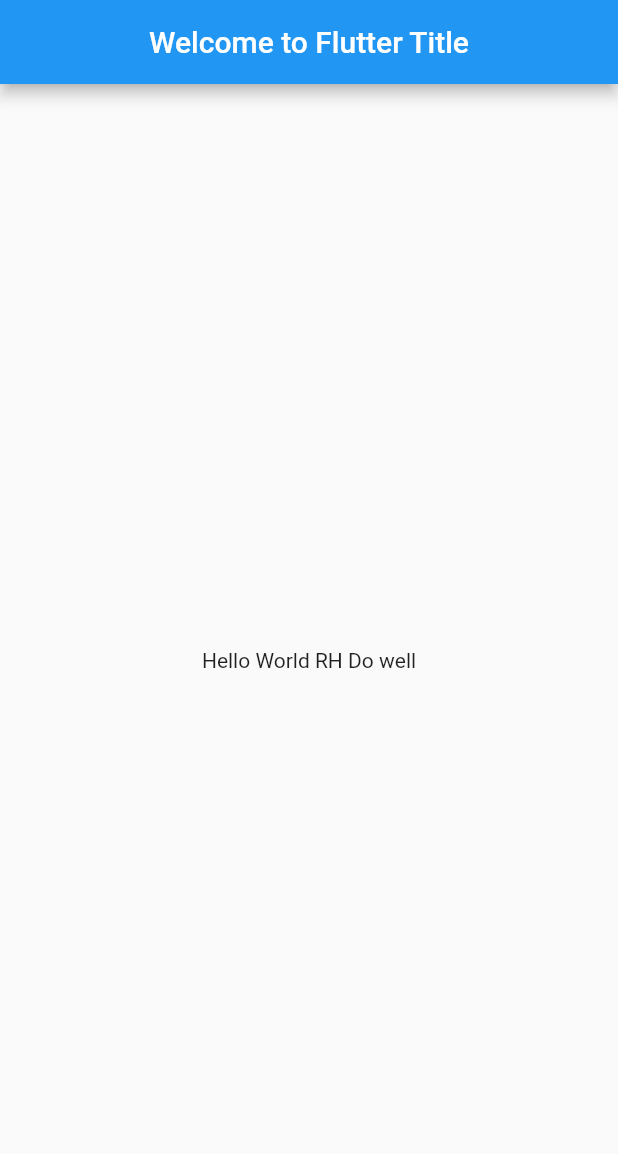
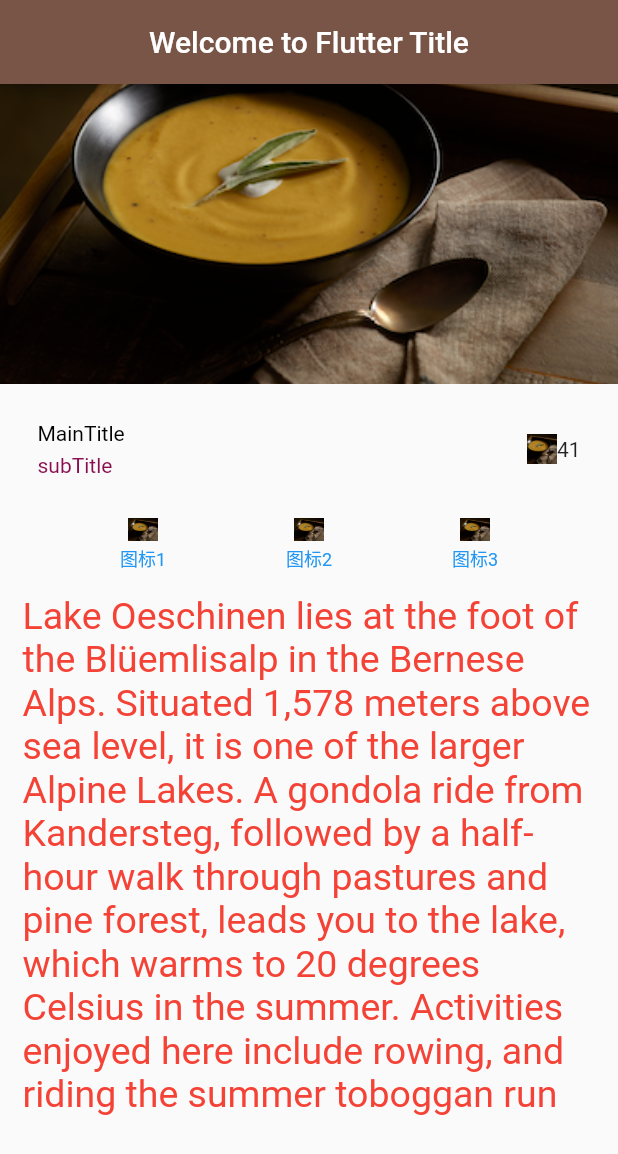
Before and after one commit to username411382/myapp, a Flutter app: the screen it shows after launch, on a phone screen of 412 x 824 dp. Shown: the top 1154 px of the screen. Run offline on Flutter 3.47's test engine with Material 2 defaults, Android fonts, the phone set to English and light mode, and no system bars.

Commit message:
[task]First code In Main Page

```diff
--- a/lib/main.dart
+++ b/lib/main.dart
@@ -5,16 +5,118 @@ void main() => runApp(new MyApp());
 class MyApp extends StatelessWidget {
   @override
   Widget build(BuildContext context) {
+    Widget titleSection = new Container(
+      padding: const EdgeInsets.all(25.0),
+      child: new Row(
+        children: [
+          new Expanded(
+              child: new Column(
+            crossAxisAlignment: CrossAxisAlignment.start,
+            children: [
+              new Container(
+                padding: const EdgeInsets.only(bottom: 5.0),
+                child: new Text(
+                  "MainTitle",
+                  style: new TextStyle(color: Colors.black),
+                ),
+              ),
+              new Text(
+                "subTitle",
+                style: new TextStyle(color: Color(0xFF880E4F)),
+              ),
+            ],
+          )),
+          new Image.asset(
+            "images/test.png",
+            height: 20,
+            width: 20,
+            fit: BoxFit.cover,
+          ),
+          new Text("41"),
+        ],
+      ),
+    );
+
+    Column buildButtonColumn(Image image, String label) {
+      Color color = Theme.of(context).primaryColor;
+      return new Column(
+        mainAxisSize: MainAxisSize.min,
+        mainAxisAlignment: MainAxisAlignment.center,
+        children: [
+          image,
+          new Text(
+            label,
+            style: new TextStyle(
+              fontSize: 12.0,
+              color: color,
+            ),
+          )
+        ],
+      );
+    }
+
+    Widget buttonSection = new Container(
+      child: new Row(
+        mainAxisAlignment: MainAxisAlignment.spaceEvenly,
+        children: [
+          buildButtonColumn(
+              Image.asset(
+                "images/test.png",
+                height: 20,
+                width: 20,
+              ),
+              "图标1"),
+          buildButtonColumn(
+              Image.asset(
+                "images/test.png",
+                height: 20,
+                width: 20,
+              ),
+              "图标2"),
+          buildButtonColumn(
+              Image.asset(
+                "images/test.png",
+                height: 20,
+                width: 20,
+              ),
+              "图标3"),
+        ],
+      ),
+    );
+
+    Widget textSection = new Container(
+      padding: EdgeInsets.all(15.0),
+      child: new Text(
+        "Lake Oeschinen lies at the foot of the Blüemlisalp in the Bernese Alps. Situated 1,578 meters above sea level, it is one of the larger Alpine Lakes. A gondola ride from Kandersteg, followed by a half-hour walk through pastures and pine forest, leads you to the lake, which warms to 20 degrees Celsius in the summer."
+            " Activities enjoyed here include rowing, and riding the summer toboggan run",
+        style: new TextStyle(
+          fontSize: 25.0,
+          color: Colors.red,
+        ),
+        softWrap: true,
+      ),
+    );
+
     return new MaterialApp(
       title: 'Welcome to Flutter',
+      theme: new ThemeData(primaryColor: Colors.brown),
       home: new Scaffold(
         appBar: new AppBar(
           title: new Center(
             child: new Text('Welcome to Flutter Title'),
           ),
         ),
-        body: new Center(
-          child: new Text('Hello World RH Do well'),
+        body: new ListView(
+          children: [
+            new Image.asset(
+              "images/test.png",
+              height: 200.0,
+              fit: BoxFit.cover,
+            ),
+            titleSection,
+            buttonSection,
+            textSection,
+          ],
         ),
       ),
     );
--- a/pubspec.yaml
+++ b/pubspec.yaml
@@ -44,6 +44,8 @@ flutter:
   # assets:
   #  - images/a_dot_burr.jpeg
   #  - images/a_dot_ham.jpeg
+  assets:
+  - images/test.png
 
   # An image asset can refer to one or more resolution-specific "variants", see
   # https://flutter.io/assets-and-images/#resolution-aware.
```
Also changed, not shown: images/test.png (added).
